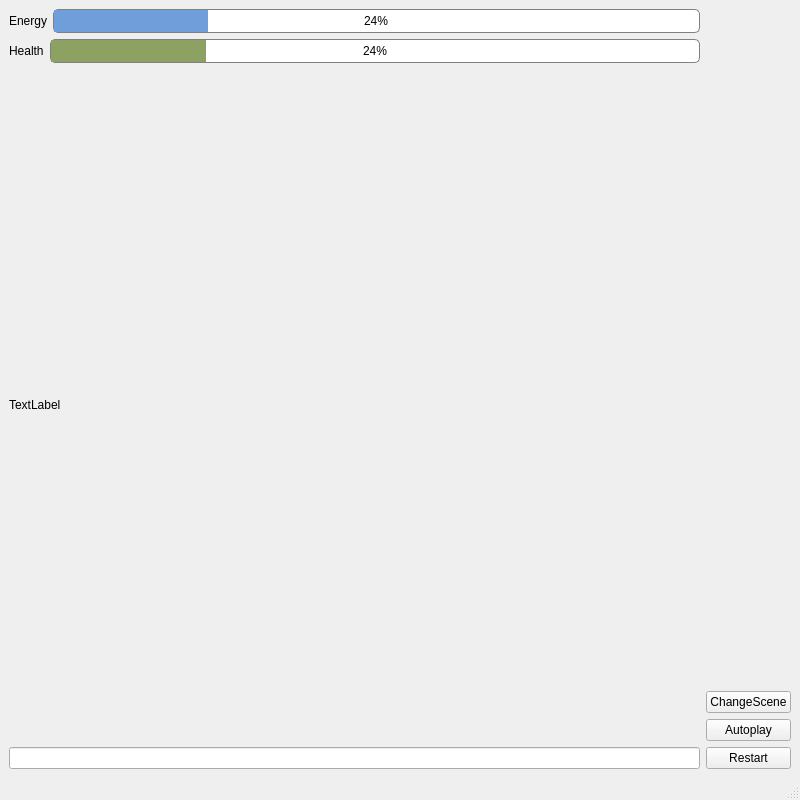
First picture: the form in final/mainwindow.ui, repository rickycaron/2020.12.MediaProcessing_MazeGame, before the edit.
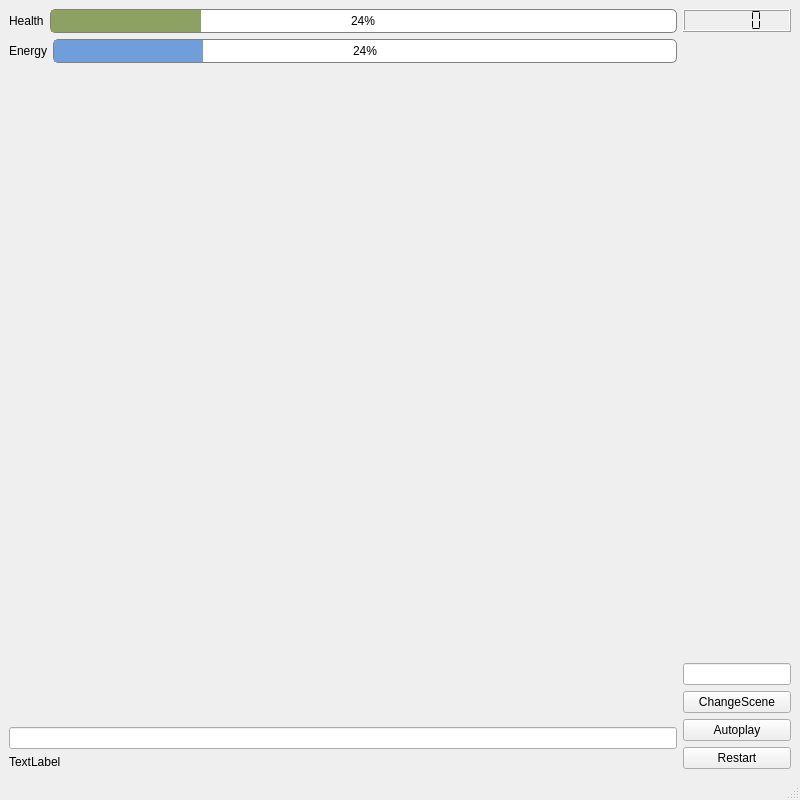
Second picture: the form after the edit.

Diff of the .ui file:
```diff
--- a/final/mainwindow.ui
+++ b/final/mainwindow.ui
@@ -16,35 +16,7 @@
   <widget class="QWidget" name="centralwidget">
    <layout class="QHBoxLayout" name="horizontalLayout_3">
     <item>
-     <layout class="QVBoxLayout" name="verticalLayout_2">
-      <item>
-       <layout class="QHBoxLayout" name="horizontalLayout">
-        <item>
-         <widget class="QLabel" name="label_2">
-          <property name="text">
-           <string>Energy</string>
-          </property>
-         </widget>
-        </item>
-        <item>
-         <widget class="QProgressBar" name="energyBar">
-          <property name="styleSheet">
-           <string notr="true">QProgressBar{
-border: 1px solid grey;
-border-radius: 5px;
-text-align: center;
-}
-QProgressBar::chunk{
-	background-color: rgb(112, 158, 218);
-}</string>
-          </property>
-          <property name="value">
-           <number>24</number>
-          </property>
-         </widget>
-        </item>
-       </layout>
-      </item>
+     <layout class="QVBoxLayout" name="verticalLayout">
       <item>
        <layout class="QHBoxLayout" name="horizontalLayout_2">
         <item>
@@ -75,7 +47,51 @@
        </layout>
       </item>
       <item>
-       <layout class="QVBoxLayout" name="verticalLayout"/>
+       <layout class="QHBoxLayout" name="horizontalLayout">
+        <item>
+         <widget class="QLabel" name="label_2">
+          <property name="text">
+           <string>Energy</string>
+          </property>
+         </widget>
+        </item>
+        <item>
+         <widget class="QProgressBar" name="energyBar">
+          <property name="styleSheet">
+           <string notr="true">QProgressBar{
+border: 1px solid grey;
+border-radius: 5px;
+text-align: center;
+}
+QProgressBar::chunk{
+	background-color: rgb(112, 158, 218);
+}</string>
+          </property>
+          <property name="value">
+           <number>24</number>
+          </property>
+         </widget>
+        </item>
+       </layout>
+      </item>
+      <item>
+       <layout class="QVBoxLayout" name="verticalLayout_gameW"/>
+      </item>
+      <item>
+       <spacer name="verticalSpacer_2">
+        <property name="orientation">
+         <enum>Qt::Vertical</enum>
+        </property>
+        <property name="sizeHint" stdset="0">
+         <size>
+          <width>20</width>
+          <height>40</height>
+         </size>
+        </property>
+       </spacer>
+      </item>
+      <item>
+       <widget class="QLineEdit" name="lineEditCommand"/>
       </item>
       <item>
        <widget class="QLabel" name="label">
@@ -84,13 +100,23 @@
         </property>
        </widget>
       </item>
-      <item>
-       <widget class="QLineEdit" name="lineEdit"/>
-      </item>
      </layout>
     </item>
     <item>
-     <layout class="QVBoxLayout" name="verticalLayout_3">
+     <layout class="QVBoxLayout" name="verticalLayout_2">
+      <item>
+       <widget class="QLCDNumber" name="scoreBoard">
+        <property name="frameShape">
+         <enum>QFrame::Box</enum>
+        </property>
+        <property name="lineWidth">
+         <number>1</number>
+        </property>
+        <property name="segmentStyle">
+         <enum>QLCDNumber::Flat</enum>
+        </property>
+       </widget>
+      </item>
       <item>
        <spacer name="verticalSpacer">
         <property name="orientation">
@@ -105,13 +131,17 @@
        </spacer>
       </item>
       <item>
-       <widget class="QPushButton" name="changeSceneButton">
+       <widget class="QLineEdit" name="lineEditChangeMap">
         <property name="sizePolicy">
-         <sizepolicy hsizetype="Fixed" vsizetype="Fixed">
+         <sizepolicy hsizetype="Minimum" vsizetype="Fixed">
           <horstretch>0</horstretch>
           <verstretch>0</verstretch>
          </sizepolicy>
         </property>
+       </widget>
+      </item>
+      <item>
+       <widget class="QPushButton" name="changeSceneButton">
         <property name="text">
          <string>ChangeScene</string>
         </property>
@@ -125,7 +155,7 @@
        </widget>
       </item>
       <item>
-       <widget class="QPushButton" name="restartButton">
+       <widget class="QPushButton" name="pushButton">
         <property name="text">
          <string>Restart</string>
         </property>
```
Left out of the diff: 2 changed lines with no effect on the pictures.
